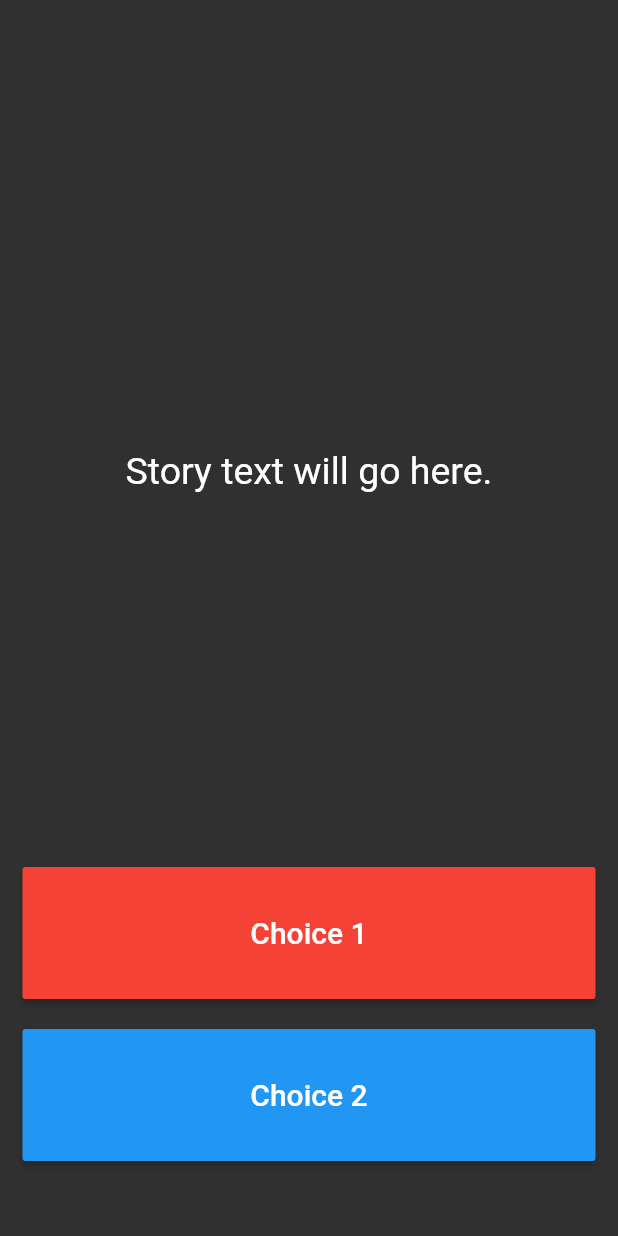
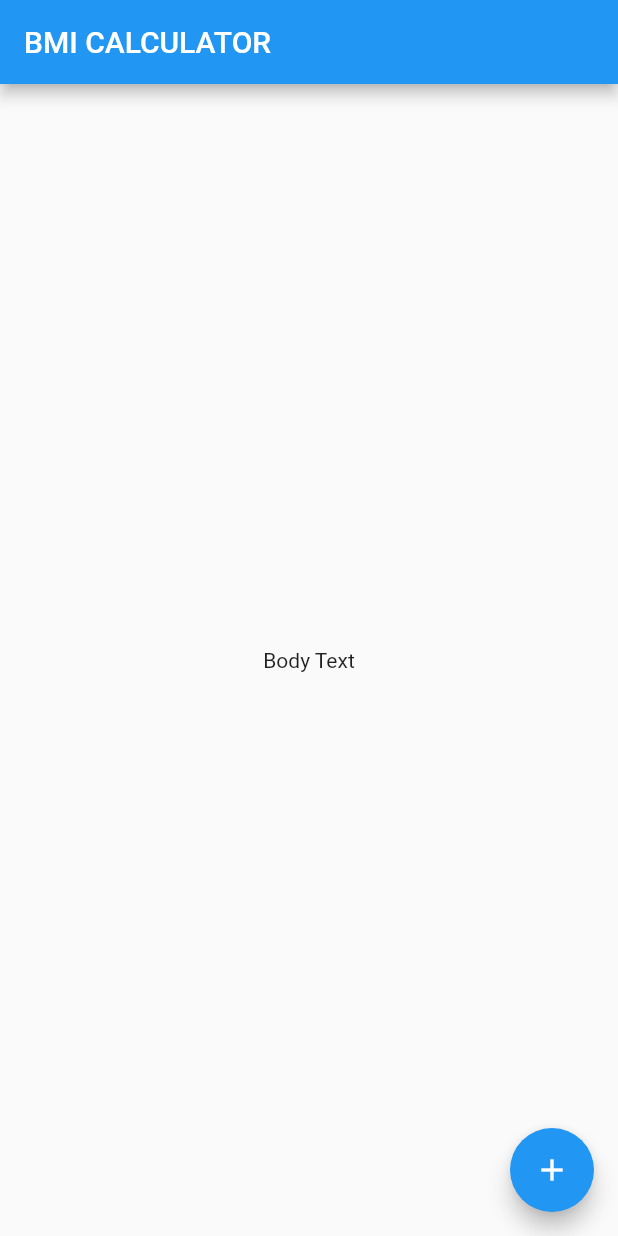
Before and after one commit to Feijai/flutterApp, a Flutter app: the screen it shows after launch, on a phone screen of 412 x 824 dp. Run offline on Flutter 3.47's test engine with Material 2 defaults, Android fonts, the phone set to English and light mode, and no system bars; our stand-ins replace audioplayers, rflutter_alert.

```diff
--- a/lib/main.dart
+++ b/lib/main.dart
@@ -1,95 +1,35 @@
 import 'package:flutter/material.dart';
 
-//TODO: Step 15 - Run the app and see if you can see the screen update with the first story. Delete this TODO if it looks as you expected.
+void main() => runApp(BMICalculator());
 
-void main() => runApp(Destini());
-
-class Destini extends StatelessWidget {
+class BMICalculator extends StatelessWidget {
+  @override
   Widget build(BuildContext context) {
     return MaterialApp(
-      theme: ThemeData.dark(),
-      home: StoryPage(),
+      home: InputPage(),
     );
   }
 }
 
-//TODO: Step 9 - Create a new storyBrain object from the StoryBrain class.
-
-class StoryPage extends StatefulWidget {
-  _StoryPageState createState() => _StoryPageState();
+class InputPage extends StatefulWidget {
+  @override
+  _InputPageState createState() => _InputPageState();
 }
 
-class _StoryPageState extends State<StoryPage> {
+class _InputPageState extends State<InputPage> {
   @override
   Widget build(BuildContext context) {
     return Scaffold(
-      body: Container(
-        //TODO: Step 1 - Add background.png to this Container as a background image.
-        padding: EdgeInsets.symmetric(vertical: 50.0, horizontal: 15.0),
-        constraints: BoxConstraints.expand(),
-        child: SafeArea(
-          child: Column(
-            crossAxisAlignment: CrossAxisAlignment.stretch,
-            children: <Widget>[
-              Expanded(
-                flex: 12,
-                child: Center(
-                  child: Text(
-                    //TODO: Step 10 - use the storyBrain to get the first story title and display it in this Text Widget.
-                    'Story text will go here.',
-                    style: TextStyle(
-                      fontSize: 25.0,
-                    ),
-                  ),
-                ),
-              ),
-              Expanded(
-                flex: 2,
-                child: MaterialButton(
-                  onPressed: () {
-                    //Choice 1 made by user.
-                    //TODO: Step 18 - Call the nextStory() method from storyBrain and pass the number 1 as the choice made by the user.
-                  },
-                  color: Colors.red,
-                  child: Text(
-                    //TODO: Step 13 - Use the storyBrain to get the text for choice 1.
-                    'Choice 1',
-                    style: TextStyle(
-                      fontSize: 20.0,
-                    ),
-                  ),
-                ),
-              ),
-              SizedBox(
-                height: 20.0,
-              ),
-              Expanded(
-                flex: 2,
-                //TODO: Step 26 - Use a Flutter Visibility Widget to wrap this FlatButton.
-                //TODO: Step 28 - Set the "visible" property of the Visibility Widget to equal the output from the buttonShouldBeVisible() method in the storyBrain.
-                child: MaterialButton(
-                  onPressed: () {
-                    //Choice 2 made by user.
-                    //TODO: Step 19 - Call the nextStory() method from storyBrain and pass the number 2 as the choice made by the user.
-                  },
-                  color: Colors.blue,
-                  child: Text(
-                    //TODO: Step 14 - Use the storyBrain to get the text for choice 2.
-                    'Choice 2',
-                    style: TextStyle(
-                      fontSize: 20.0,
-                    ),
-                  ),
-                ),
-              ),
-            ],
-          ),
-        ),
+      appBar: AppBar(
+        title: Text('BMI CALCULATOR'),
+      ),
+      body: Center(
+        child: Text('Body Text'),
+      ),
+      floatingActionButton: FloatingActionButton(
+        onPressed: () {  },
+        child: Icon(Icons.add),
       ),
     );
   }
 }
-
-//TODO: Step 24 - Run the app and try to figure out what code you need to add to this file to make the story change when you press on the choice buttons.
-
-//TODO: Step 29 - Run the app and test it against the Story Outline to make sure you've completed all the steps. The code for the completed app can be found here: https://github.com/londonappbrewery/destini-challenge-completed/
--- a/lib/story.dart
+++ b/lib/story.dart
@@ -0,0 +1,4 @@
+class Story{
+   String storyTitle,choice1,choice2;
+   Story(this.storyTitle,this.choice1,this.choice2);
+}
```
Also changed, not shown: lib/storyMain.dart (added, +96 -0 lines), lib/story_brain.dart (+70 -0 lines), assets/bk.png (added), 1 other file.
